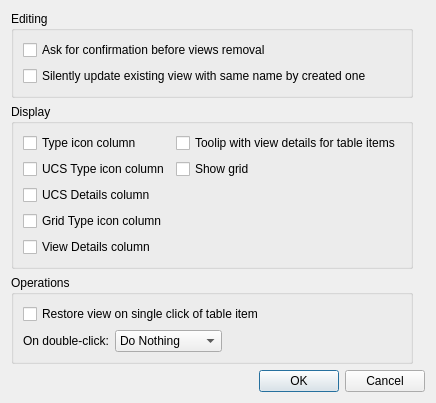
sand1024/LibreCAD, file librecad/src/ui/dock_widgets/views_list/lc_dlgnamedviewslistoptions.ui: the form before one commit.
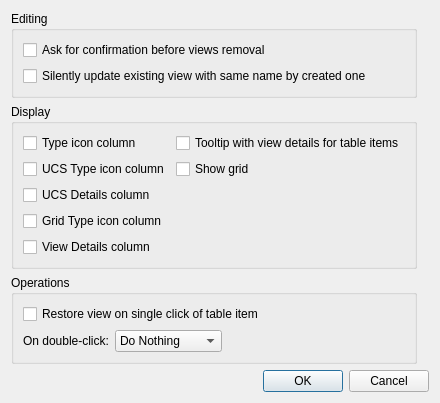
The form after the commit.

What changed in the file:
```diff
--- a/librecad/src/ui/dock_widgets/views_list/lc_dlgnamedviewslistoptions.ui
+++ b/librecad/src/ui/dock_widgets/views_list/lc_dlgnamedviewslistoptions.ui
@@ -95,7 +95,7 @@
          <string>If show, tooltip with additional information about view will be shown for table item.</string>
         </property>
         <property name="text">
-         <string>Toolip with view details for table items</string>
+         <string>Tooltip with view details for table items</string>
         </property>
        </widget>
       </item>
```
Left out of the diff: 6 changed lines with no effect on the pictures.
